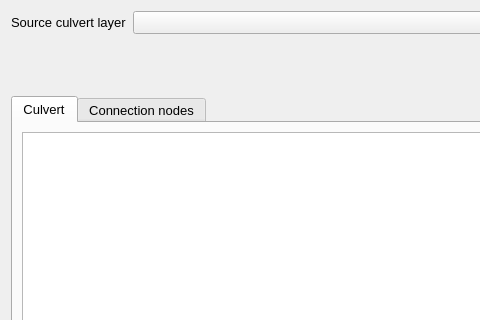
Old version of the form threedi_schematisation_editor/custom_widgets/ui/import_structures.ui in the repository nens/threedi-schematisation-editor; both pictures show x 0 to 480 and y 0 to 320 of the 1000 by 750 pixel window.
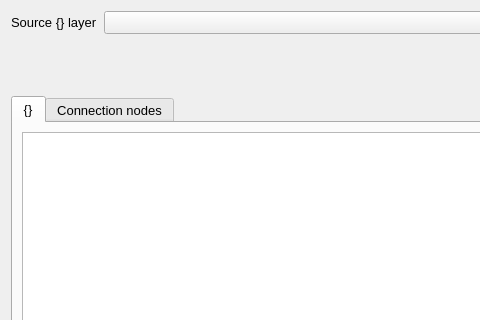
New version of the form. Custom widgets are drawn as their Qt base class.

```diff
--- a/threedi_schematisation_editor/custom_widgets/ui/import_structures.ui
+++ b/threedi_schematisation_editor/custom_widgets/ui/import_structures.ui
@@ -22,7 +22,7 @@
       </font>
      </property>
      <property name="text">
-      <string>Source culvert layer</string>
+      <string>Source {} layer</string>
      </property>
     </widget>
    </item>
@@ -89,7 +89,7 @@
      </property>
      <widget class="QWidget" name="culvert_tab">
       <attribute name="title">
-       <string>Culvert</string>
+       <string>{}</string>
       </attribute>
       <layout class="QGridLayout" name="gridLayout_2">
        <item row="1" column="0">
```
Left out of the diff: 6 changed lines with no effect on the pictures.
